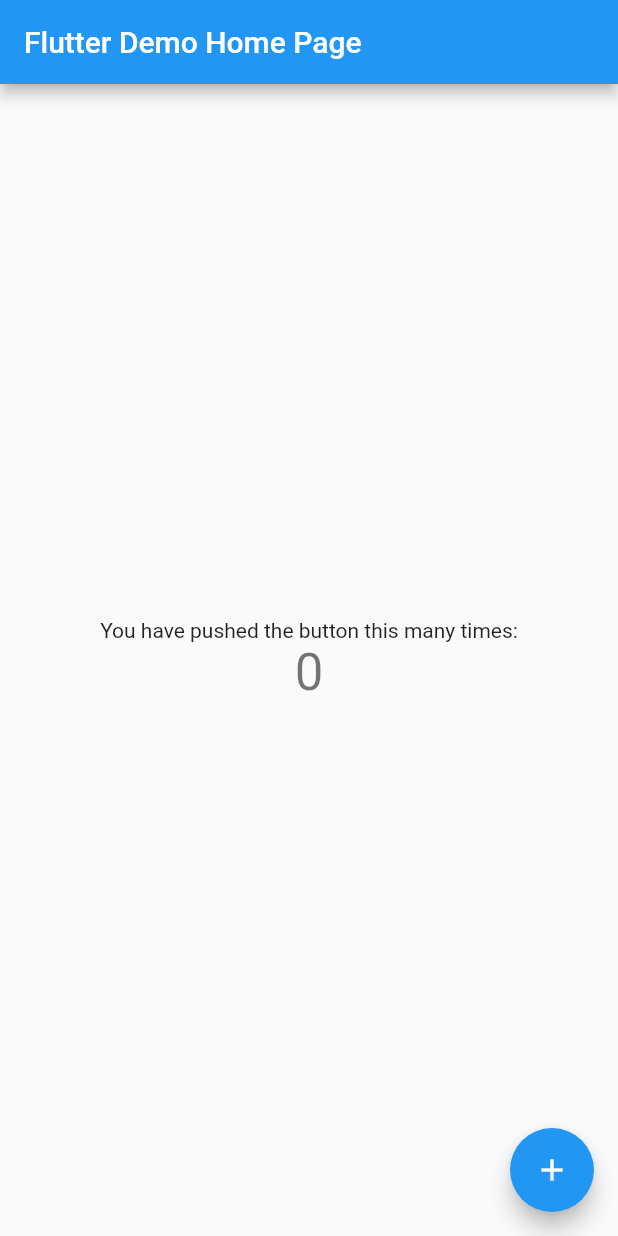
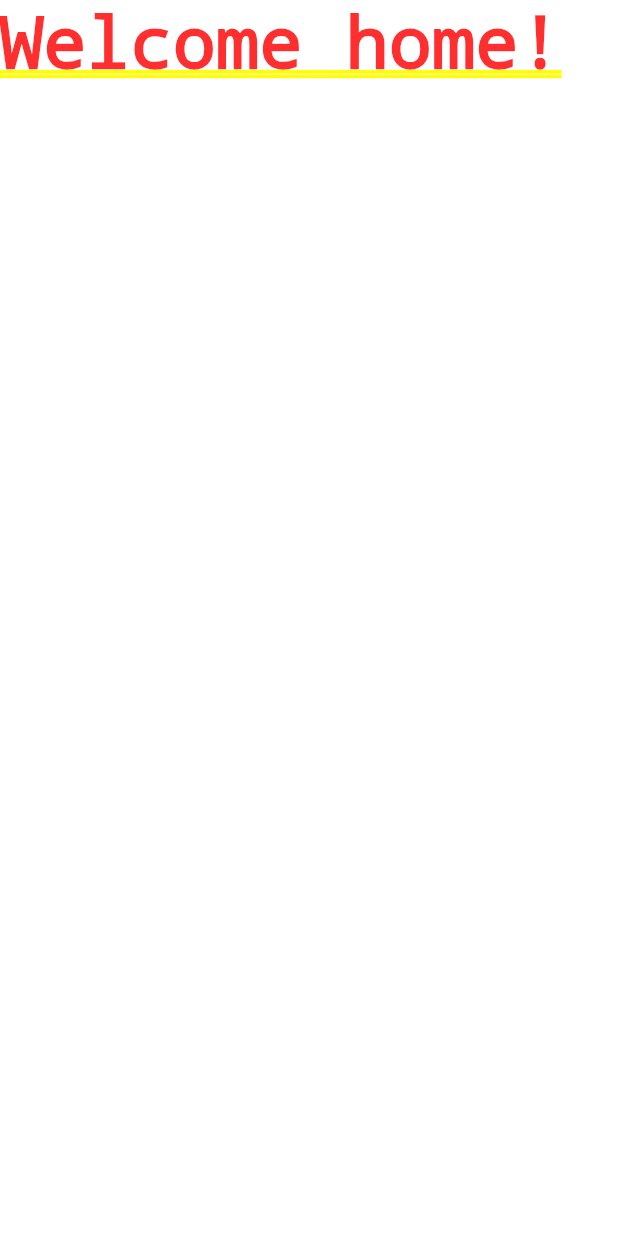
Before and after one commit to TheDarkestDay/what-the-flutter-p1, a Flutter app: the screen it shows after launch, on a phone screen of 412 x 824 dp. Run offline on Flutter 3.47's test engine with Material 2 defaults, Android fonts, the phone set to English and light mode, and no system bars.

Commit message:
task-01-components. Setup base boilerplate for task-01

```diff
--- /dev/null
+++ b/lib/home-page.dart
@@ -0,0 +1,11 @@
+import 'package:flutter/material.dart';
+
+/**
+ * Please, use this class for your solution
+ *
+ */
+class HomePage extends StatelessWidget {
+  Widget build(BuildContext context) {
+    return Text('Welcome home!');
+  }
+}
--- a/lib/main.dart
+++ b/lib/main.dart
@@ -1,4 +1,6 @@
 import 'package:flutter/material.dart';
+
+import 'home-page.dart';
 
 void main() {
   runApp(MyApp());
@@ -26,92 +28,7 @@ class MyApp extends StatelessWidget {
         // closer together (more dense) than on mobile platforms.
         visualDensity: VisualDensity.adaptivePlatformDensity,
       ),
-      home: MyHomePage(title: 'Flutter Demo Home Page'),
+      home: HomePage(),
     );
   }
 }
-
-class MyHomePage extends StatefulWidget {
-  MyHomePage({Key key, this.title}) : super(key: key);
-
-  // This widget is the home page of your application. It is stateful, meaning
-  // that it has a State object (defined below) that contains fields that affect
-  // how it looks.
-
-  // This class is the configuration for the state. It holds the values (in this
-  // case the title) provided by the parent (in this case the App widget) and
-  // used by the build method of the State. Fields in a Widget subclass are
-  // always marked "final".
-
-  final String title;
-
-  @override
-  _MyHomePageState createState() => _MyHomePageState();
-}
-
-class _MyHomePageState extends State<MyHomePage> {
-  int _counter = 0;
-
-  void _incrementCounter() {
-    setState(() {
-      // This call to setState tells the Flutter framework that something has
-      // changed in this State, which causes it to rerun the build method below
-      // so that the display can reflect the updated values. If we changed
-      // _counter without calling setState(), then the build method would not be
-      // called again, and so nothing would appear to happen.
-      _counter++;
-    });
-  }
-
-  @override
-  Widget build(BuildContext context) {
-    // This method is rerun every time setState is called, for instance as done
-    // by the _incrementCounter method above.
-    //
-    // The Flutter framework has been optimized to make rerunning build methods
-    // fast, so that you can just rebuild anything that needs updating rather
-    // than having to individually change instances of widgets.
-    return Scaffold(
-      appBar: AppBar(
-        // Here we take the value from the MyHomePage object that was created by
-        // the App.build method, and use it to set our appbar title.
-        title: Text(widget.title),
-      ),
-      body: Center(
-        // Center is a layout widget. It takes a single child and positions it
-        // in the middle of the parent.
-        child: Column(
-          // Column is also a layout widget. It takes a list of children and
-          // arranges them vertically. By default, it sizes itself to fit its
-          // children horizontally, and tries to be as tall as its parent.
-          //
-          // Invoke "debug painting" (press "p" in the console, choose the
-          // "Toggle Debug Paint" action from the Flutter Inspector in Android
-          // Studio, or the "Toggle Debug Paint" command in Visual Studio Code)
-          // to see the wireframe for each widget.
-          //
-          // Column has various properties to control how it sizes itself and
-          // how it positions its children. Here we use mainAxisAlignment to
-          // center the children vertically; the main axis here is the vertical
-          // axis because Columns are vertical (the cross axis would be
-          // horizontal).
-          mainAxisAlignment: MainAxisAlignment.center,
-          children: <Widget>[
-            Text(
-              'You have pushed the button this many times:',
-            ),
-            Text(
-              '$_counter',
-              style: Theme.of(context).textTheme.headline4,
-            ),
-          ],
-        ),
-      ),
-      floatingActionButton: FloatingActionButton(
-        onPressed: _incrementCounter,
-        tooltip: 'Increment',
-        child: Icon(Icons.add),
-      ), // This trailing comma makes auto-formatting nicer for build methods.
-    );
-  }
-}
```
